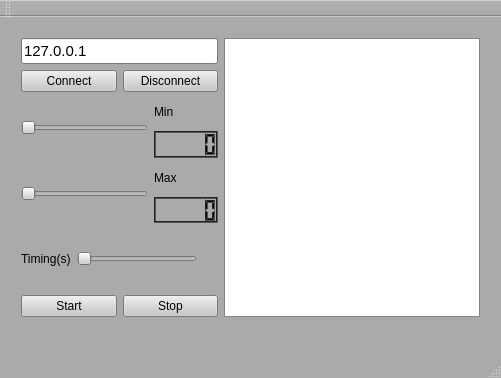
This is QtTcpClientProducer/mainwindow.ui in fsilva19/qtSupervisory as Qt 5 draws it before an edit. The edited form follows.
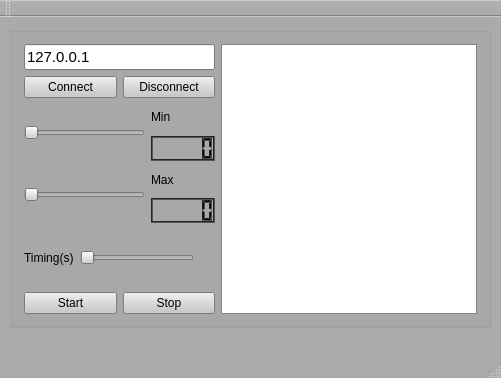
This is the edited form.

```diff
--- a/QtTcpClientProducer/mainwindow.ui
+++ b/QtTcpClientProducer/mainwindow.ui
@@ -456,7 +456,7 @@
    <string>MainWindow</string>
   </property>
   <widget class="QWidget" name="centralWidget">
-   <widget class="QWidget" name="">
+   <widget class="QGroupBox" name="groupBox">
     <property name="geometry">
      <rect>
       <x>10</x>
@@ -465,6 +465,12 @@
       <height>301</height>
      </rect>
     </property>
+    <property name="minimumSize">
+     <size>
+      <width>481</width>
+      <height>0</height>
+     </size>
+    </property>
     <layout class="QHBoxLayout" name="horizontalLayout_6">
      <item>
       <layout class="QVBoxLayout" name="verticalLayout_3">
```
